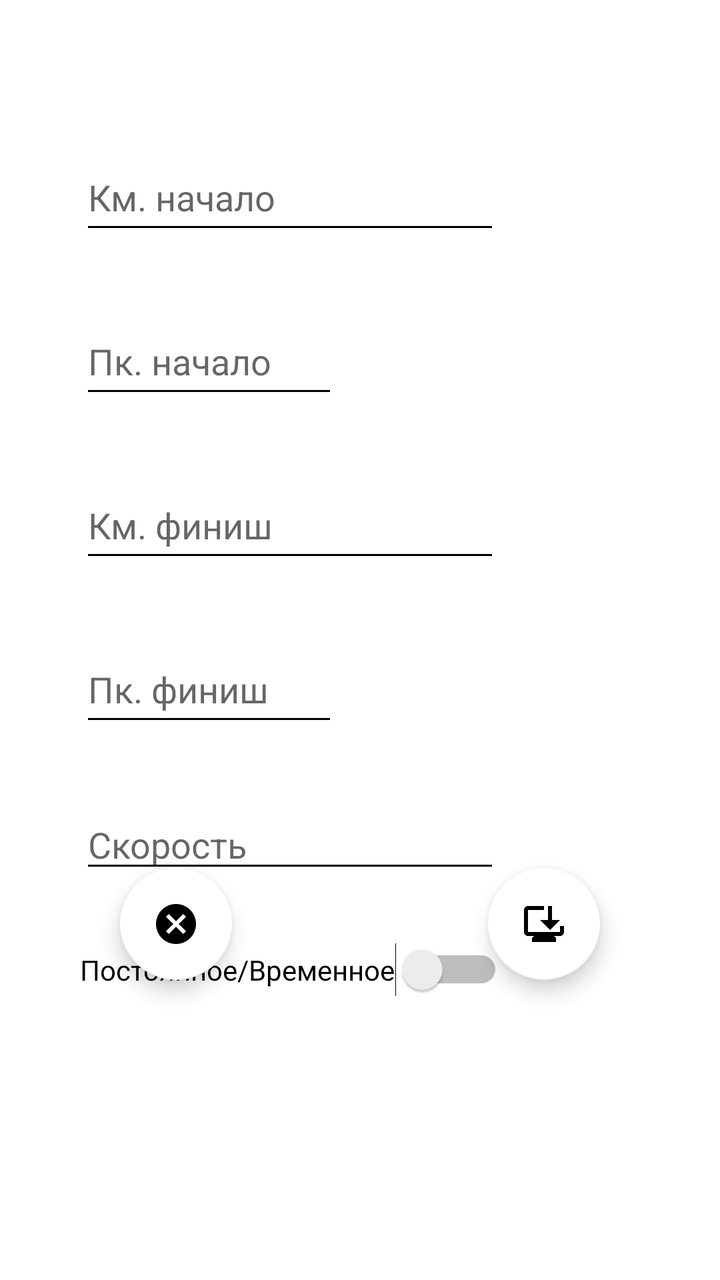
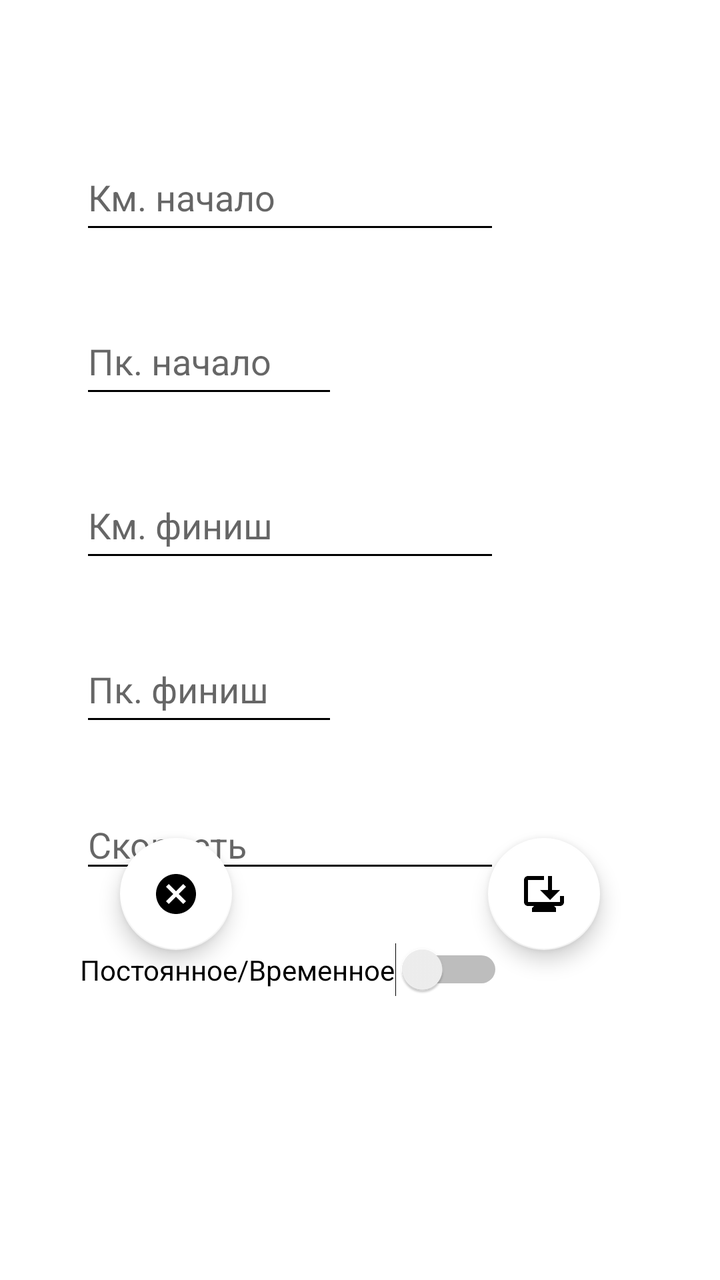

Before-and-after screenshots of an Android layout around one commit, followed by the original layout XML and the change that was made.
<!-- AndroidManifest.xml: application theme Base.Theme.My_Gps_Assistant -->
<!-- res/layout/fragment_update_limitations_chet.xml -->
<?xml version="1.0" encoding="utf-8"?>
<androidx.constraintlayout.widget.ConstraintLayout xmlns:android="http://schemas.android.com/apk/res/android"
    xmlns:app="http://schemas.android.com/apk/res-auto"
    xmlns:tools="http://schemas.android.com/tools"
    android:layout_width="match_parent"
    android:layout_height="match_parent"
    android:background="#FFFFFF"
    tools:context=".fragments.chet.limitation.update.UpdateLimitationsFragmentChet">

    <EditText
        android:id="@+id/ed_update_start_limitations_chet"
        android:layout_width="0dp"
        android:layout_height="50dp"
        android:layout_marginStart="40dp"
        android:layout_marginTop="72dp"
        android:ems="10"
        android:hint="@string/fragment_update_km_start_limitations_chet"
        android:importantForAutofill="no"
        android:inputType="number"
        android:maxLength="4"
        android:textColor="#000000"
        app:layout_constraintStart_toStartOf="parent"
        app:layout_constraintTop_toTopOf="parent"
        tools:ignore="HardcodedText,TextContrastCheck" />

    <EditText
        android:id="@+id/ed_update_pk_start_limitations_chet"
        android:layout_width="129dp"
        android:layout_height="50dp"
        android:layout_marginTop="32dp"
        android:ems="10"
        android:hint="@string/fragment_update_pk_start_limitations_chet"
        android:inputType="number"
        android:maxLength="2"
        android:textColor="#000000"
        app:layout_constraintEnd_toEndOf="@+id/ed_update_start_limitations_chet"
        app:layout_constraintHorizontal_bias="0.0"
        app:layout_constraintStart_toStartOf="@+id/ed_update_start_limitations_chet"
        app:layout_constraintTop_toBottomOf="@+id/ed_update_start_limitations_chet"
        tools:ignore="Autofill,HardcodedText,MissingConstraints,TextContrastCheck" />

    <EditText
        android:id="@+id/ed_update_finish_limitations_chet"
        android:layout_width="0dp"
        android:layout_height="50dp"
        android:layout_marginTop="32dp"
        android:ems="10"
        android:hint="@string/fragment_update_km_finish_limitations_chet"
        android:importantForAutofill="no"
        android:inputType="number"
        android:maxLength="4"
        android:textColor="#000000"
        app:layout_constraintStart_toStartOf="@+id/ed_update_pk_start_limitations_chet"
        app:layout_constraintTop_toBottomOf="@+id/ed_update_pk_start_limitations_chet"
        tools:ignore="HardcodedText,TextContrastCheck" />

    <EditText
        android:id="@+id/ed_update_pk_finish_limitations_chet"
        android:layout_width="129dp"
        android:layout_height="50dp"
        android:layout_marginTop="32dp"
        android:ems="10"
        android:hint="@string/fragment_update_pk_finish_limitations_chet"
        android:inputType="number"
        android:maxLength="2"
        android:textColor="#000000"
        app:layout_constraintStart_toStartOf="@+id/ed_update_finish_limitations_chet"
        app:layout_constraintTop_toBottomOf="@+id/ed_update_finish_limitations_chet"
        tools:ignore="Autofill,HardcodedText,MissingConstraints,TextContrastCheck" />

    <com.google.android.material.floatingactionbutton.FloatingActionButton
        android:id="@+id/fb_update_save_limitations_chet"
        android:layout_width="wrap_content"
        android:layout_height="wrap_content"
        android:layout_marginEnd="60dp"
        android:layout_marginBottom="150dp"
        android:clickable="true"
        android:focusable="true"
        android:src="@drawable/is_update_save_redacktor_chet"
        app:backgroundTint="@color/white"
        app:layout_constraintBottom_toBottomOf="parent"
        app:layout_constraintEnd_toEndOf="parent"
        tools:ignore="ContentDescription,SpeakableTextPresentCheck" />

    <com.google.android.material.floatingactionbutton.FloatingActionButton
        android:id="@+id/fb_update_cancel_limitations_chet"
        android:layout_width="wrap_content"
        android:layout_height="wrap_content"
        android:layout_marginStart="60dp"
        android:layout_marginBottom="150dp"
        android:clickable="true"
        android:focusable="true"
        android:src="@drawable/is_update_cancel_redacktor_chet"
        app:backgroundTint="@color/white"
        app:layout_constraintBottom_toBottomOf="parent"
        app:layout_constraintStart_toStartOf="parent"
        tools:ignore="ContentDescription,SpeakableTextPresentCheck" />

    <EditText
        android:id="@+id/ed_update_speed_limitations_chet"
        android:layout_width="wrap_content"
        android:layout_height="wrap_content"
        android:layout_marginTop="32dp"
        android:ems="10"
        android:hint="@string/fragment_update_speed_limitations_chet"
        android:inputType="number"
        android:maxLength="2"
        android:textColor="#000000"
        app:layout_constraintStart_toStartOf="@+id/ed_update_pk_finish_limitations_chet"
        app:layout_constraintTop_toBottomOf="@+id/ed_update_pk_finish_limitations_chet"
        tools:ignore="Autofill,TextContrastCheck,TouchTargetSizeCheck" />

    <EditText
        android:id="@+id/editLimitationChetUpdateSwitch"
        android:visibility="gone"
        android:layout_width="wrap_content"
        android:layout_height="wrap_content"
        android:layout_marginTop="50dp"
        android:ems="10"
        android:inputType="number"
        android:maxLength="2"
        android:textColor="#000000"
        app:layout_constraintStart_toStartOf="@+id/ed_update_speed_limitations_chet"
        app:layout_constraintTop_toBottomOf="@+id/ed_update_speed_limitations_chet"
        tools:ignore="Autofill,HardcodedText,TouchTargetSizeCheck" />

    <Switch
        android:id="@+id/switchLimitationChetUpdate"
        android:layout_width="wrap_content"
        android:layout_height="wrap_content"
        android:layout_marginTop="30dp"
        android:text="Постоянное/Временное"
        app:layout_constraintStart_toStartOf="@+id/ed_update_speed_limitations_chet"
        app:layout_constraintTop_toBottomOf="@+id/ed_update_speed_limitations_chet"
        tools:ignore="HardcodedText,UseSwitchCompatOrMaterialXml,TouchTargetSizeCheck" />

</androidx.constraintlayout.widget.ConstraintLayout>
<!-- resources referenced by this layout -->
<resources>
  <color name="white">#FFFFFFFF</color>
  <!-- drawable is_update_cancel_redacktor_chet (drawable) -->
  <vector xmlns:android="http://schemas.android.com/apk/res/android" android:height="24dp" android:tint="#52ED27" android:viewportHeight="24" android:viewportWidth="24" android:width="24dp">
        
      <path android:fillColor="@android:color/white" android:pathData="M12,2C6.47,2 2,6.47 2,12s4.47,10 10,10 10,-4.47 10,-10S17.53,2 12,2zM17,15.59L15.59,17 12,13.41 8.41,17 7,15.59 10.59,12 7,8.41 8.41,7 12,10.59 15.59,7 17,8.41 13.41,12 17,15.59z"/>
      
  </vector>
  <!-- drawable is_update_save_redacktor_chet (drawable) -->
  <vector xmlns:android="http://schemas.android.com/apk/res/android" android:height="24dp" android:tint="#52ED27" android:viewportHeight="24" android:viewportWidth="24" android:width="24dp">
        
      <path android:fillColor="@android:color/white" android:pathData="M22,13v3c0,1.1 -0.9,2 -2,2h-3l1,1v2H6v-2l1,-1H4c-1.1,0 -2,-0.9 -2,-2V5c0,-1.1 0.9,-2 2,-2l8,0v2L4,5v11h16v-3H22zM15,15l-5,-5h4V3h2v7h4L15,15z"/>
      
  </vector>
  <string name="fragment_update_km_finish_limitations_chet">Км. финиш</string>
  <string name="fragment_update_km_start_limitations_chet">Км. начало</string>
  <string name="fragment_update_pk_finish_limitations_chet">Пк. финиш</string>
  <string name="fragment_update_pk_start_limitations_chet">Пк. начало</string>
  <string name="fragment_update_speed_limitations_chet">Скорость</string>
  <style name="Base.Theme.My_Gps_Assistant" parent="Theme.MaterialComponents.Light.NoActionBar">
          
          <item name="colorPrimary">@color/black</item>
          <item name="colorPrimaryVariant">@color/lavender</item>
          <item name="colorOnPrimary">@color/white</item>
  
          <item name="colorSecondary">@color/teal_200</item>
          <item name="colorSecondaryVariant">@color/teal_700</item>
          <item name="colorOnSecondary">@color/black</item>
  
          <item name="android:statusBarColor">@color/lavender</item>
  
  
          <item name="android:windowFullscreen">true</item>
  
          <item name="android:textColorPrimary">@color/black</item>
          <item name="android:textColorSecondary">@color/black</item>
          <item name="android:textColorTertiary">@color/black</item>
  
  
  
  
  
  
  
      </style>
  <color name="black">#FF000000</color>
  <color name="lavender">#8692f7</color>
  <color name="teal_200">#D58DD5</color>
  <color name="teal_700">#00C2EF</color>
</resources>

<!-- the commit's change to res/layout/fragment_update_limitations_chet.xml (unified diff, before → after) -->
@@ -73,7 +73,7 @@
         android:layout_width="wrap_content"
         android:layout_height="wrap_content"
         android:layout_marginEnd="60dp"
-        android:layout_marginBottom="150dp"
+        android:layout_marginBottom="165dp"
         android:clickable="true"
         android:focusable="true"
         android:src="@drawable/is_update_save_redacktor_chet"
@@ -87,7 +87,7 @@
         android:layout_width="wrap_content"
         android:layout_height="wrap_content"
         android:layout_marginStart="60dp"
-        android:layout_marginBottom="150dp"
+        android:layout_marginBottom="165dp"
         android:clickable="true"
         android:focusable="true"
         android:src="@drawable/is_update_cancel_redacktor_chet"
